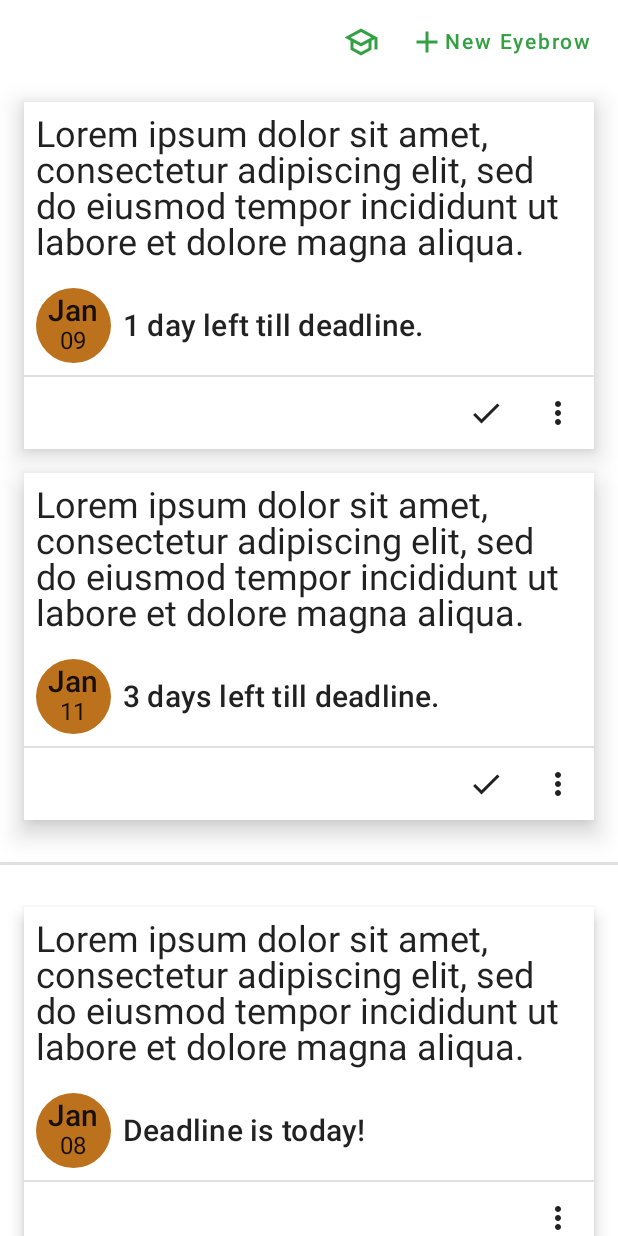
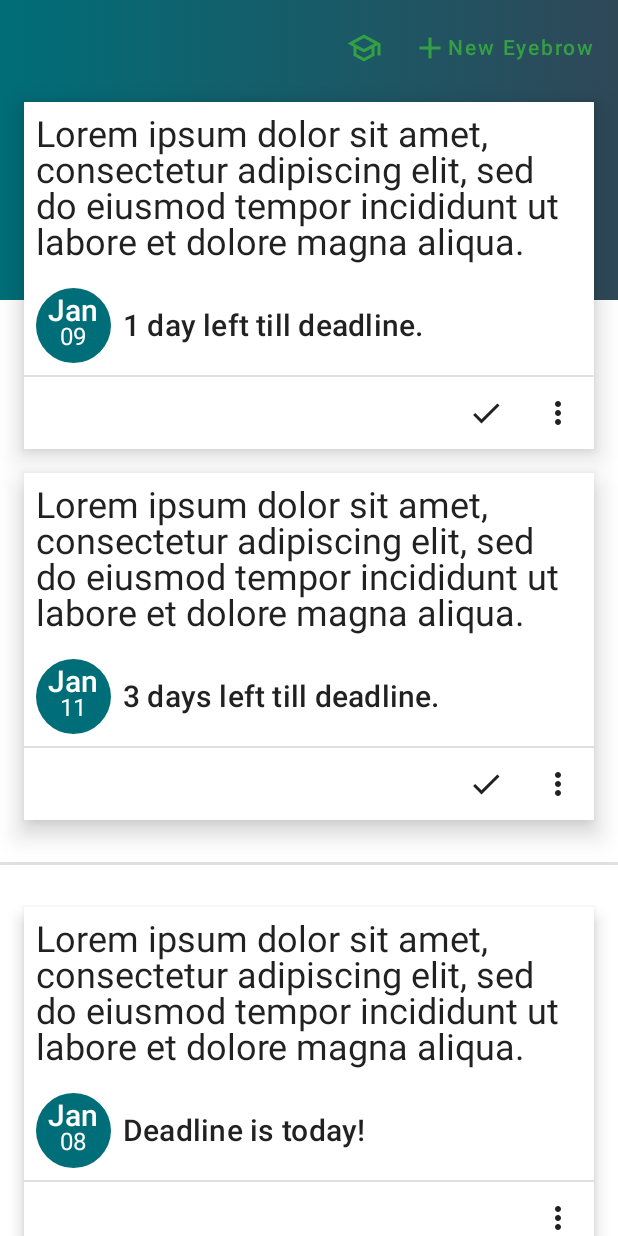
Before and after one commit to bradleytenuta/eyebrows, an Android app built with Jetpack Compose: the @Preview function HomePreview, on a phone screen of 412 x 824 dp. Run offline under Robolectric (Android 15) with nearby library versions, the phone set to English and light mode, and no system bars; our stand-ins replace accompanist.

Commit message:
Changed the way home navbar works. Added nice background color to home page. Added a message if no eyebrows are displayed

```diff
--- a/app/src/main/java/com/ddairy/eyebrows/EyebrowsActivity.kt
+++ b/app/src/main/java/com/ddairy/eyebrows/EyebrowsActivity.kt
@@ -15,11 +15,11 @@ import com.ddairy.eyebrows.util.helper.FirebaseUtil
 import com.ddairy.eyebrows.util.storage.InternalStorage
 import com.google.accompanist.pager.ExperimentalPagerApi
 
-// TODO: Should only have an end date. progress bar can be from now till end date.
 // TODO: test.
 // TODO: Add text and images
 // TODO: Add icon and animated icon
 // TODO: Move text to strings file.
+// TODO: Make sure each text has a material theme style.
 // TODO: Prepare for production
 // TODO: Add adds
 /**
--- a/app/src/main/java/com/ddairy/eyebrows/ui/home/HomeScreen.kt
+++ b/app/src/main/java/com/ddairy/eyebrows/ui/home/HomeScreen.kt
@@ -1,21 +1,33 @@
 package com.ddairy.eyebrows.ui.home
 
 import android.content.Context
-import androidx.compose.foundation.layout.Arrangement
-import androidx.compose.foundation.layout.PaddingValues
-import androidx.compose.foundation.layout.Row
+import androidx.compose.foundation.Image
+import androidx.compose.foundation.background
+import androidx.compose.foundation.layout.Box
+import androidx.compose.foundation.layout.Column
+import androidx.compose.foundation.layout.Spacer
+import androidx.compose.foundation.layout.fillMaxSize
 import androidx.compose.foundation.layout.fillMaxWidth
+import androidx.compose.foundation.layout.height
+import androidx.compose.foundation.layout.offset
 import androidx.compose.foundation.layout.padding
-import androidx.compose.foundation.lazy.LazyColumn
-import androidx.compose.foundation.lazy.itemsIndexed
+import androidx.compose.foundation.layout.size
+import androidx.compose.foundation.rememberScrollState
+import androidx.compose.foundation.verticalScroll
 import androidx.compose.material.Divider
-import androidx.compose.material.Scaffold
+import androidx.compose.material.MaterialTheme
+import androidx.compose.material.Text
 import androidx.compose.runtime.Composable
+import androidx.compose.ui.Alignment
 import androidx.compose.ui.Modifier
+import androidx.compose.ui.graphics.Brush
+import androidx.compose.ui.res.painterResource
 import androidx.compose.ui.semantics.contentDescription
 import androidx.compose.ui.semantics.semantics
+import androidx.compose.ui.text.style.TextAlign
 import androidx.compose.ui.tooling.preview.Preview
 import androidx.compose.ui.unit.dp
+import com.ddairy.eyebrows.R
 import com.ddairy.eyebrows.data.Eyebrow
 import com.ddairy.eyebrows.ui.home.components.card.EyebrowCard
 import com.ddairy.eyebrows.ui.home.components.HomeNavBar
@@ -34,24 +46,77 @@ fun HomeScreen(
     removeEyebrow: (context: Context, eyebrow: Eyebrow) -> Unit,
     updateEyebrow: (context: Context, eyebrow: Eyebrow) -> Unit
 ) {
-    Scaffold(
-        topBar = {
+    Column(
+        modifier = Modifier
+            .semantics { contentDescription = "Home Screen" }
+            .fillMaxSize()
+            .background(MaterialTheme.colors.background)
+            .verticalScroll(rememberScrollState())
+    ) {
+        // A Box that appears at the top of the Home page to add something extra.
+        Box(
+            modifier = Modifier
+                .fillMaxWidth()
+                .height(200.dp)
+                .background(
+                    brush = Brush.horizontalGradient(
+                        colors = listOf(
+                            MaterialTheme.colors.secondary,
+                            MaterialTheme.colors.secondaryVariant
+                        )
+                    )
+                )
+        ) {
             HomeNavBar(
                 onClickNewEyebrows = { onClickNewEyebrows(Eyebrow(description = "")) },
                 onClickViewWelcomePage = onClickViewWelcomePage
             )
         }
-    ) { innerPadding ->
-        LazyColumn(
-            modifier = Modifier
-                .padding(innerPadding)
+
+        // Displays eyebrows list or a 'no eyebrows' message.
+        if (eyebrows.isNotEmpty()) {
+            EyebrowList(
+                onClickNewEyebrows = onClickNewEyebrows,
+                eyebrows = eyebrows,
+                removeEyebrow = removeEyebrow,
+                updateEyebrow = updateEyebrow
+            )
+        } else {
+            Column(
+                horizontalAlignment = Alignment.CenterHorizontally,
+                modifier = Modifier.padding(32.dp)
                     .fillMaxWidth()
-                .semantics { contentDescription = "Home Screen" },
-            contentPadding = PaddingValues(vertical = 4.dp)
+                    .weight(1f)
+            ) {
+                Image(
+                    painter = painterResource(R.drawable.ic_launcher_foreground),
+                    contentDescription = null,
+                    modifier = Modifier.size(200.dp)
+                )
+                Spacer(modifier = Modifier.height(20.dp))
+                Text(
+                    text = "Your eyebrows need a trim, how about a friendly bet?",
+                    textAlign = TextAlign.Center,
+                    style = MaterialTheme.typography.h6,
+                )
+            }
+        }
+    }
+}
+
+@Composable
+fun EyebrowList(
+    onClickNewEyebrows: (Eyebrow) -> Unit,
+    eyebrows: List<Eyebrow>,
+    removeEyebrow: (context: Context, eyebrow: Eyebrow) -> Unit,
+    updateEyebrow: (context: Context, eyebrow: Eyebrow) -> Unit
+) {
+    Column(
+        modifier = Modifier.offset(y = (-140).dp)
     ) {
         val organisedList = EyebrowUtil.organiseList(eyebrows)
-            itemsIndexed(items = organisedList) { index, eyebrow ->
-                EyebrowListItem(
+        organisedList.forEachIndexed { index, eyebrow ->
+            EyebrowCard(
                 eyebrow = eyebrow,
                 removeEyebrow = removeEyebrow,
                 updateEyebrow = updateEyebrow,
@@ -73,29 +138,7 @@ fun HomeScreen(
         }
     }
 }
-}
 
-@Composable
-fun EyebrowListItem(
-    eyebrow: Eyebrow,
-    removeEyebrow: (context: Context, eyebrow: Eyebrow) -> Unit,
-    updateEyebrow: (context: Context, eyebrow: Eyebrow) -> Unit,
-    onClickNewEyebrows: (Eyebrow) -> Unit,
-) {
-    Row(
-        modifier = Modifier
-            .padding(horizontal = 16.dp)
-            .padding(vertical = 8.dp),
-        horizontalArrangement = Arrangement.SpaceBetween
-    ) {
-        EyebrowCard(
-            eyebrow = eyebrow,
-            removeEyebrow = removeEyebrow,
-            updateEyebrow = updateEyebrow,
-            onClickNewEyebrows = onClickNewEyebrows
-        )
-    }
-}
 
 @Preview("Home Screen")
 @Composable
@@ -148,3 +191,17 @@ private fun HomePreviewDarkMode() {
         )
     }
 }
+
+@Preview("Home Screen - No Eyebrows")
+@Composable
+private fun HomePreviewNoEyebrows() {
+    EyebrowsTheme {
+        HomeScreen(
+            onClickNewEyebrows = {},
+            onClickViewWelcomePage = {},
+            eyebrows = emptyList(),
+            removeEyebrow = { _: Context, _: Eyebrow -> },
+            updateEyebrow = { _: Context, _: Eyebrow -> }
+        )
+    }
+}
--- a/app/src/main/java/com/ddairy/eyebrows/ui/home/components/HomeNavBar.kt
+++ b/app/src/main/java/com/ddairy/eyebrows/ui/home/components/HomeNavBar.kt
@@ -1,5 +1,9 @@
 package com.ddairy.eyebrows.ui.home.components
 
+import androidx.compose.foundation.layout.Arrangement
+import androidx.compose.foundation.layout.Row
+import androidx.compose.foundation.layout.fillMaxWidth
+import androidx.compose.foundation.layout.padding
 import androidx.compose.material.Icon
 import androidx.compose.material.IconButton
 import androidx.compose.material.MaterialTheme
@@ -9,8 +13,10 @@ import androidx.compose.material.icons.Icons
 import androidx.compose.material.icons.outlined.Add
 import androidx.compose.material.icons.outlined.School
 import androidx.compose.runtime.Composable
+import androidx.compose.ui.Alignment
+import androidx.compose.ui.Modifier
 import androidx.compose.ui.tooling.preview.Preview
-import com.ddairy.eyebrows.ui.components.NavBar
+import androidx.compose.ui.unit.dp
 import com.ddairy.eyebrows.ui.theme.EyebrowsTheme
 
 /**
@@ -21,9 +27,13 @@ fun HomeNavBar(
     onClickNewEyebrows: () -> Unit,
     onClickViewWelcomePage: () -> Unit
 ) {
-    NavBar(
-        title = { Text("") },
-        actions = {
+    Row(
+        horizontalArrangement = Arrangement.End,
+        verticalAlignment = Alignment.Top,
+        modifier = Modifier
+            .fillMaxWidth()
+            .padding(8.dp)
+    ) {
         IconButton(onClick = onClickViewWelcomePage) {
             Icon(
                 imageVector = Icons.Outlined.School,
@@ -39,7 +49,6 @@ fun HomeNavBar(
             Text(text = "New Eyebrow")
         }
     }
-    )
 }
 
 @Preview("Light Mode")
--- a/app/src/main/java/com/ddairy/eyebrows/ui/home/components/card/CardContent.kt
+++ b/app/src/main/java/com/ddairy/eyebrows/ui/home/components/card/CardContent.kt
@@ -15,8 +15,8 @@ import androidx.compose.runtime.Composable
 import androidx.compose.ui.Alignment
 import androidx.compose.ui.Modifier
 import androidx.compose.ui.draw.clip
+import androidx.compose.ui.graphics.Color
 import androidx.compose.ui.unit.dp
-import androidx.compose.ui.unit.sp
 import com.ddairy.eyebrows.data.Eyebrow
 import com.ddairy.eyebrows.util.helper.LocalDateTimeUtil
 import kotlin.math.abs
@@ -56,12 +56,14 @@ fun CardContent(eyebrow: Eyebrow) {
                 Text(
                     modifier = Modifier.offset(y = 2.dp),
                     text = LocalDateTimeUtil.getDateAsString(eyebrow.endDate, "MMM"),
-                    style = MaterialTheme.typography.h6
+                    style = MaterialTheme.typography.h6,
+                    color = Color.White
                 )
                 Text(
-                    modifier = Modifier.offset(y = (-2).dp),
+                    modifier = Modifier.offset(y = (-5).dp),
                     text = LocalDateTimeUtil.getDateAsString(eyebrow.endDate, "dd"),
-                    style = MaterialTheme.typography.subtitle1
+                    style = MaterialTheme.typography.subtitle1,
+                    color = Color.White
                 )
             }
         }
--- a/app/src/main/java/com/ddairy/eyebrows/ui/home/components/card/EyebrowCard.kt
+++ b/app/src/main/java/com/ddairy/eyebrows/ui/home/components/card/EyebrowCard.kt
@@ -3,6 +3,7 @@ package com.ddairy.eyebrows.ui.home.components.card
 import android.content.Context
 import androidx.compose.foundation.layout.Column
 import androidx.compose.foundation.layout.fillMaxWidth
+import androidx.compose.foundation.layout.padding
 import androidx.compose.material.Card
 import androidx.compose.material.Divider
 import androidx.compose.material.MaterialTheme
@@ -28,11 +29,13 @@ fun EyebrowCard(
     onClickNewEyebrows: (Eyebrow) -> Unit = {},
 ) {
     val elevation = if (eyebrow.status == Eyebrow.Status.Open) 10.dp else 6.dp
-
     Card(
         shape = MaterialTheme.shapes.large,
         elevation = elevation,
-        modifier = Modifier.fillMaxWidth()
+        modifier = Modifier
+            .fillMaxWidth()
+            .padding(horizontal = 16.dp)
+            .padding(vertical = 8.dp),
     ) {
         Column {
             CardContent(eyebrow = eyebrow)
--- a/app/src/main/res/values/colors.xml
+++ b/app/src/main/res/values/colors.xml
@@ -1,6 +1,6 @@
 <resources>
     <color name="Primary">#34a044</color>
-    <color name="PrimaryVariant">#287d35</color>
-    <color name="Secondary">#bc711d</color>
-    <color name="SecondaryVariant">#925716</color>
+    <color name="PrimaryVariant">#008074</color>
+    <color name="Secondary">#006E78</color>
+    <color name="SecondaryVariant">#2F4858</color>
 </resources>
```
Also changed, not shown: app/src/main/java/com/ddairy/eyebrows/ui/theme/Color.kt (+9 -9 lines), app/src/main/java/com/ddairy/eyebrows/util/helper/GeneralUtil.kt (+4 -3 lines), 2 other files. Lines whose indentation alone changed are shown as unchanged.
